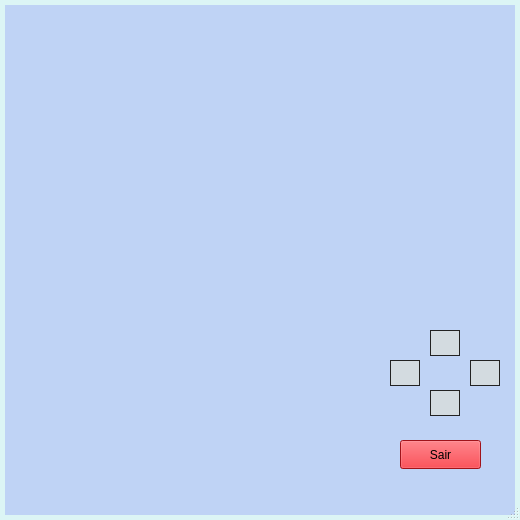
First picture: the form in mainwindow.ui, repository AlysonVI/ComputacaoGrafica, before the edit.
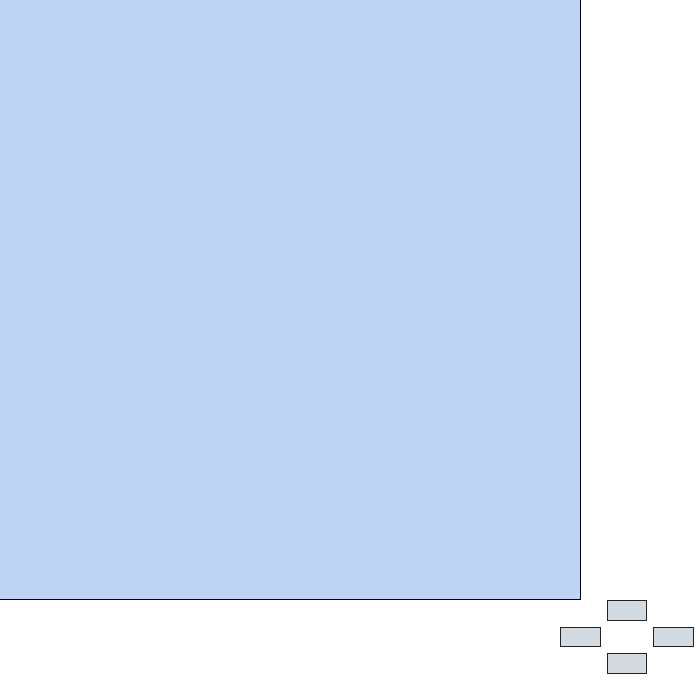
Second picture: the form after the edit.

The edit to the form file:
```diff
--- a/mainwindow.ui
+++ b/mainwindow.ui
@@ -6,8 +6,8 @@
    <rect>
     <x>0</x>
     <y>0</y>
-    <width>520</width>
-    <height>520</height>
+    <width>700</width>
+    <height>700</height>
    </rect>
   </property>
   <property name="windowTitle">
@@ -16,8 +16,9 @@
   <property name="styleSheet">
    <string notr="true">#MainWindow{
 	color:#000;
-	border:5px solid #DCF5F5;
 	background-color:#BFD3F5;
+	
+
 }
 
 
@@ -27,636 +28,26 @@
    <property name="styleSheet">
     <string notr="true"/>
    </property>
-   <widget class="QPushButton" name="exit">
+   <widget class="QWidget" name="gridLayoutWidget">
     <property name="geometry">
      <rect>
-      <x>400</x>
-      <y>440</y>
-      <width>81</width>
-      <height>29</height>
+      <x>560</x>
+      <y>600</y>
+      <width>134</width>
+      <height>74</height>
      </rect>
     </property>
-    <property name="sizePolicy">
-     <sizepolicy hsizetype="Expanding" vsizetype="Expanding">
-      <horstretch>0</horstretch>
-      <verstretch>0</verstretch>
-     </sizepolicy>
-    </property>
-    <property name="palette">
-     <palette>
-      <active>
-       <colorrole role="WindowText">
-        <brush brushstyle="SolidPattern">
-         <color alpha="255">
-          <red>0</red>
-          <green>0</green>
-          <blue>0</blue>
-         </color>
-        </brush>
-       </colorrole>
-       <colorrole role="Button">
-        <brush brushstyle="SolidPattern">
-         <color alpha="255">
-          <red>224</red>
-          <green>27</green>
-          <blue>36</blue>
-         </color>
-        </brush>
-       </colorrole>
-       <colorrole role="Light">
-        <brush brushstyle="SolidPattern">
-         <color alpha="255">
-          <red>255</red>
-          <green>112</green>
-          <blue>118</blue>
-         </color>
-        </brush>
-       </colorrole>
-       <colorrole role="Midlight">
-        <brush brushstyle="SolidPattern">
-         <color alpha="255">
-          <red>239</red>
-          <green>69</green>
-          <blue>77</blue>
-         </color>
-        </brush>
-       </colorrole>
-       <colorrole role="Dark">
-        <brush brushstyle="SolidPattern">
-         <color alpha="255">
-          <red>112</red>
-          <green>13</green>
-          <blue>18</blue>
-         </color>
-        </brush>
-       </colorrole>
-       <colorrole role="Mid">
-        <brush brushstyle="SolidPattern">
-         <color alpha="255">
-          <red>149</red>
-          <green>18</green>
-          <blue>24</blue>
-         </color>
-        </brush>
-       </colorrole>
-       <colorrole role="Text">
-        <brush brushstyle="SolidPattern">
-         <color alpha="255">
-          <red>0</red>
-          <green>0</green>
-          <blue>0</blue>
-         </color>
-        </brush>
-       </colorrole>
-       <colorrole role="BrightText">
-        <brush brushstyle="SolidPattern">
-         <color alpha="255">
-          <red>255</red>
-          <green>255</green>
-          <blue>255</blue>
-         </color>
-        </brush>
-       </colorrole>
-       <colorrole role="ButtonText">
-        <brush brushstyle="SolidPattern">
-         <color alpha="255">
-          <red>0</red>
-          <green>0</green>
-          <blue>0</blue>
-         </color>
-        </brush>
-       </colorrole>
-       <colorrole role="Base">
-        <brush brushstyle="SolidPattern">
-         <color alpha="255">
-          <red>255</red>
-          <green>255</green>
-          <blue>255</blue>
-         </color>
-        </brush>
-       </colorrole>
-       <colorrole role="Window">
-        <brush brushstyle="SolidPattern">
-         <color alpha="255">
-          <red>224</red>
-          <green>27</green>
-          <blue>36</blue>
-         </color>
-        </brush>
-       </colorrole>
-       <colorrole role="Shadow">
-        <brush brushstyle="SolidPattern">
-         <color alpha="255">
-          <red>0</red>
-          <green>0</green>
-          <blue>0</blue>
-         </color>
-        </brush>
-       </colorrole>
-       <colorrole role="Highlight">
-        <brush brushstyle="SolidPattern">
-         <color alpha="255">
-          <red>255</red>
-          <green>255</green>
-          <blue>255</blue>
-         </color>
-        </brush>
-       </colorrole>
-       <colorrole role="AlternateBase">
-        <brush brushstyle="SolidPattern">
-         <color alpha="255">
-          <red>239</red>
-          <green>141</green>
-          <blue>145</blue>
-         </color>
-        </brush>
-       </colorrole>
-       <colorrole role="ToolTipBase">
-        <brush brushstyle="SolidPattern">
-         <color alpha="255">
-          <red>255</red>
-          <green>255</green>
-          <blue>220</blue>
-         </color>
-        </brush>
-       </colorrole>
-       <colorrole role="ToolTipText">
-        <brush brushstyle="SolidPattern">
-         <color alpha="255">
-          <red>0</red>
-          <green>0</green>
-          <blue>0</blue>
-         </color>
-        </brush>
-       </colorrole>
-       <colorrole role="PlaceholderText">
-        <brush brushstyle="SolidPattern">
-         <color alpha="127">
-          <red>0</red>
-          <green>0</green>
-          <blue>0</blue>
-         </color>
-        </brush>
-       </colorrole>
-       <colorrole role="Accent">
-        <brush brushstyle="SolidPattern">
-         <color alpha="255">
-          <red>255</red>
-          <green>255</green>
-          <blue>255</blue>
-         </color>
-        </brush>
-       </colorrole>
-      </active>
-      <inactive>
-       <colorrole role="WindowText">
-        <brush brushstyle="SolidPattern">
-         <color alpha="255">
-          <red>0</red>
-          <green>0</green>
-          <blue>0</blue>
-         </color>
-        </brush>
-       </colorrole>
-       <colorrole role="Button">
-        <brush brushstyle="SolidPattern">
-         <color alpha="255">
-          <red>224</red>
-          <green>27</green>
-          <blue>36</blue>
-         </color>
-        </brush>
-       </colorrole>
-       <colorrole role="Light">
-        <brush brushstyle="SolidPattern">
-         <color alpha="255">
-          <red>255</red>
-          <green>112</green>
-          <blue>118</blue>
-         </color>
-        </brush>
-       </colorrole>
-       <colorrole role="Midlight">
-        <brush brushstyle="SolidPattern">
-         <color alpha="255">
-          <red>239</red>
-          <green>69</green>
-          <blue>77</blue>
-         </color>
-        </brush>
-       </colorrole>
-       <colorrole role="Dark">
-        <brush brushstyle="SolidPattern">
-         <color alpha="255">
-          <red>112</red>
-          <green>13</green>
-          <blue>18</blue>
-         </color>
-        </brush>
-       </colorrole>
-       <colorrole role="Mid">
-        <brush brushstyle="SolidPattern">
-         <color alpha="255">
-          <red>149</red>
-          <green>18</green>
-          <blue>24</blue>
-         </color>
-        </brush>
-       </colorrole>
-       <colorrole role="Text">
-        <brush brushstyle="SolidPattern">
-         <color alpha="255">
-          <red>0</red>
-          <green>0</green>
-          <blue>0</blue>
-         </color>
-        </brush>
-       </colorrole>
-       <colorrole role="BrightText">
-        <brush brushstyle="SolidPattern">
-         <color alpha="255">
-          <red>255</red>
-          <green>255</green>
-          <blue>255</blue>
-         </color>
-        </brush>
-       </colorrole>
-       <colorrole role="ButtonText">
-        <brush brushstyle="SolidPattern">
-         <color alpha="255">
-          <red>0</red>
-          <green>0</green>
-          <blue>0</blue>
-         </color>
-        </brush>
-       </colorrole>
-       <colorrole role="Base">
-        <brush brushstyle="SolidPattern">
-         <color alpha="255">
-          <red>255</red>
-          <green>255</green>
-          <blue>255</blue>
-         </color>
-        </brush>
-       </colorrole>
-       <colorrole role="Window">
-        <brush brushstyle="SolidPattern">
-         <color alpha="255">
-          <red>224</red>
-          <green>27</green>
-          <blue>36</blue>
-         </color>
-        </brush>
-       </colorrole>
-       <colorrole role="Shadow">
-        <brush brushstyle="SolidPattern">
-         <color alpha="255">
-          <red>0</red>
-          <green>0</green>
-          <blue>0</blue>
-         </color>
-        </brush>
-       </colorrole>
-       <colorrole role="Highlight">
-        <brush brushstyle="SolidPattern">
-         <color alpha="255">
-          <red>255</red>
-          <green>255</green>
-          <blue>255</blue>
-         </color>
-        </brush>
-       </colorrole>
-       <colorrole role="AlternateBase">
-        <brush brushstyle="SolidPattern">
-         <color alpha="255">
-          <red>239</red>
-          <green>141</green>
-          <blue>145</blue>
-         </color>
-        </brush>
-       </colorrole>
-       <colorrole role="ToolTipBase">
-        <brush brushstyle="SolidPattern">
-         <color alpha="255">
-          <red>255</red>
-          <green>255</green>
-          <blue>220</blue>
-         </color>
-        </brush>
-       </colorrole>
-       <colorrole role="ToolTipText">
-        <brush brushstyle="SolidPattern">
-         <color alpha="255">
-          <red>0</red>
-          <green>0</green>
-          <blue>0</blue>
-         </color>
-        </brush>
-       </colorrole>
-       <colorrole role="PlaceholderText">
-        <brush brushstyle="SolidPattern">
-         <color alpha="127">
-          <red>0</red>
-          <green>0</green>
-          <blue>0</blue>
-         </color>
-        </brush>
-       </colorrole>
-       <colorrole role="Accent">
-        <brush brushstyle="SolidPattern">
-         <color alpha="255">
-          <red>255</red>
-          <green>255</green>
-          <blue>255</blue>
-         </color>
-        </brush>
-       </colorrole>
-      </inactive>
-      <disabled>
-       <colorrole role="WindowText">
-        <brush brushstyle="SolidPattern">
-         <color alpha="255">
-          <red>112</red>
-          <green>13</green>
-          <blue>18</blue>
-         </color>
-        </brush>
-       </colorrole>
-       <colorrole role="Button">
-        <brush brushstyle="SolidPattern">
-         <color alpha="255">
-          <red>224</red>
-          <green>27</green>
-          <blue>36</blue>
-         </color>
-        </brush>
-       </colorrole>
-       <colorrole role="Light">
-        <brush brushstyle="SolidPattern">
-         <color alpha="255">
-          <red>255</red>
-          <green>112</green>
-          <blue>118</blue>
-         </color>
-        </brush>
-       </colorrole>
-       <colorrole role="Midlight">
-        <brush brushstyle="SolidPattern">
-         <color alpha="255">
-          <red>239</red>
-          <green>69</green>
-          <blue>77</blue>
-         </color>
-        </brush>
-       </colorrole>
-       <colorrole role="Dark">
-        <brush brushstyle="SolidPattern">
-         <color alpha="255">
-          <red>112</red>
-          <green>13</green>
-          <blue>18</blue>
-         </color>
-        </brush>
-       </colorrole>
-       <colorrole role="Mid">
-        <brush brushstyle="SolidPattern">
-         <color alpha="255">
-          <red>149</red>
-          <green>18</green>
-          <blue>24</blue>
-         </color>
-        </brush>
-       </colorrole>
-       <colorrole role="Text">
-        <brush brushstyle="SolidPattern">
-         <color alpha="255">
-          <red>112</red>
-          <green>13</green>
-          <blue>18</blue>
-         </color>
-        </brush>
-       </colorrole>
-       <colorrole role="BrightText">
-        <brush brushstyle="SolidPattern">
-         <color alpha="255">
-          <red>255</red>
-          <green>255</green>
-          <blue>255</blue>
-         </color>
-        </brush>
-       </colorrole>
-       <colorrole role="ButtonText">
-        <brush brushstyle="SolidPattern">
-         <color alpha="255">
-          <red>112</red>
-          <green>13</green>
-          <blue>18</blue>
-         </color>
-        </brush>
-       </colorrole>
-       <colorrole role="Base">
-        <brush brushstyle="SolidPattern">
-         <color alpha="255">
-          <red>224</red>
-          <green>27</green>
-          <blue>36</blue>
-         </color>
-        </brush>
-       </colorrole>
-       <colorrole role="Window">
-        <brush brushstyle="SolidPattern">
-         <color alpha="255">
-          <red>224</red>
-          <green>27</green>
-          <blue>36</blue>
-         </color>
-        </brush>
-       </colorrole>
-       <colorrole role="Shadow">
-        <brush brushstyle="SolidPattern">
-         <color alpha="255">
-          <red>0</red>
-          <green>0</green>
-          <blue>0</blue>
-         </color>
-        </brush>
-       </colorrole>
-       <colorrole role="Highlight">
-        <brush brushstyle="SolidPattern">
-         <color alpha="255">
-          <red>255</red>
-          <green>255</green>
-          <blue>255</blue>
-         </color>
-        </brush>
-       </colorrole>
-       <colorrole role="AlternateBase">
-        <brush brushstyle="SolidPattern">
-         <color alpha="255">
-          <red>224</red>
-          <green>27</green>
-          <blue>36</blue>
-         </color>
-        </brush>
-       </colorrole>
-       <colorrole role="ToolTipBase">
-        <brush brushstyle="SolidPattern">
-         <color alpha="255">
-          <red>255</red>
-          <green>255</green>
-          <blue>220</blue>
-         </color>
-        </brush>
-       </colorrole>
-       <colorrole role="ToolTipText">
-        <brush brushstyle="SolidPattern">
-         <color alpha="255">
-          <red>0</red>
-          <green>0</green>
-          <blue>0</blue>
-         </color>
-        </brush>
-       </colorrole>
-       <colorrole role="PlaceholderText">
-        <brush brushstyle="SolidPattern">
-         <color alpha="127">
-          <red>112</red>
-          <green>13</green>
-          <blue>18</blue>
-         </color>
-        </brush>
-       </colorrole>
-       <colorrole role="Accent">
-        <brush brushstyle="SolidPattern">
-         <color alpha="255">
-          <red>255</red>
-          <green>67</green>
-          <blue>76</blue>
-         </color>
-        </brush>
-       </colorrole>
-      </disabled>
-     </palette>
-    </property>
-    <property name="styleSheet">
-     <string notr="true">#up{
-	background-color:#D3DBE0;
-	border-radios: 10px;
-	border: 1px solid #222;
-}
-#eixt:hover{
-	background-color:#fff;
-}</string>
-    </property>
-    <property name="text">
-     <string>Sair</string>
-    </property>
-   </widget>
-   <widget class="QPushButton" name="right">
-    <property name="geometry">
-     <rect>
-      <x>470</x>
-      <y>360</y>
-      <width>30</width>
-      <height>26</height>
-     </rect>
-    </property>
-    <property name="sizePolicy">
-     <sizepolicy hsizetype="Expanding" vsizetype="Expanding">
-      <horstretch>0</horstretch>
-      <verstretch>0</verstretch>
-     </sizepolicy>
-    </property>
-    <property name="styleSheet">
-     <string notr="true">#right{
-	background-color:#D3DBE0;
-	border-radios: 10px;
-	border: 1px solid #222;
-
-}
-#right:hover{
-	background-color:#fff;
-}</string>
-    </property>
-    <property name="text">
-     <string/>
-    </property>
-   </widget>
-   <widget class="QPushButton" name="up">
-    <property name="geometry">
-     <rect>
-      <x>430</x>
-      <y>330</y>
-      <width>30</width>
-      <height>26</height>
-     </rect>
-    </property>
-    <property name="sizePolicy">
-     <sizepolicy hsizetype="Expanding" vsizetype="Expanding">
-      <horstretch>0</horstretch>
-      <verstretch>0</verstretch>
-     </sizepolicy>
-    </property>
-    <property name="styleSheet">
-     <string notr="true">#up{
-	background-color:#D3DBE0;
-	border-radios: 10px;
-	border: 1px solid #222;
-}
-#up:hover{
-	background-color:#fff;
-}</string>
-    </property>
-    <property name="text">
-     <string/>
-    </property>
-   </widget>
-   <widget class="QPushButton" name="down">
-    <property name="geometry">
-     <rect>
-      <x>430</x>
-      <y>390</y>
-      <width>30</width>
-      <height>26</height>
-     </rect>
-    </property>
-    <property name="sizePolicy">
-     <sizepolicy hsizetype="Ignored" vsizetype="Expanding">
-      <horstretch>0</horstretch>
-      <verstretch>0</verstretch>
-     </sizepolicy>
-    </property>
-    <property name="styleSheet">
-     <string notr="true">#down{
-	background-color:#D3DBE0;
-	border-radios: 10px;
-	border: 1px solid #222;
-}
-#down:hover{
-	background-color:#fff;
-}</string>
-    </property>
-    <property name="text">
-     <string/>
-    </property>
-   </widget>
-   <widget class="QPushButton" name="left">
-    <property name="geometry">
-     <rect>
-      <x>390</x>
-      <y>360</y>
-      <width>30</width>
-      <height>26</height>
-     </rect>
-    </property>
-    <property name="sizePolicy">
-     <sizepolicy hsizetype="Expanding" vsizetype="Expanding">
-      <horstretch>0</horstretch>
-      <verstretch>0</verstretch>
-     </sizepolicy>
-    </property>
-    <property name="styleSheet">
-     <string notr="true">#left{
+    <layout class="QGridLayout" name="gridLayout">
+     <item row="2" column="0">
+      <widget class="QPushButton" name="left">
+       <property name="sizePolicy">
+        <sizepolicy hsizetype="Expanding" vsizetype="Expanding">
+         <horstretch>0</horstretch>
+         <verstretch>0</verstretch>
+        </sizepolicy>
+       </property>
+       <property name="styleSheet">
+        <string notr="true">#left{
 	background-color:#D3DBE0;
 	border-radios: 10px;
 	border: 1px solid #222;
@@ -664,11 +55,142 @@
 #left:hover{
 	background-color:#fff;
 }</string>
+       </property>
+       <property name="text">
+        <string/>
+       </property>
+      </widget>
+     </item>
+     <item row="3" column="2">
+      <widget class="QPushButton" name="down">
+       <property name="sizePolicy">
+        <sizepolicy hsizetype="Ignored" vsizetype="Expanding">
+         <horstretch>0</horstretch>
+         <verstretch>0</verstretch>
+        </sizepolicy>
+       </property>
+       <property name="styleSheet">
+        <string notr="true">#down{
+	background-color:#D3DBE0;
+	border: 1px solid #222;
+}
+#down:hover{
+	background-color:#fff;
+}</string>
+       </property>
+       <property name="text">
+        <string/>
+       </property>
+      </widget>
+     </item>
+     <item row="0" column="2">
+      <widget class="QPushButton" name="up">
+       <property name="sizePolicy">
+        <sizepolicy hsizetype="Expanding" vsizetype="Expanding">
+         <horstretch>0</horstretch>
+         <verstretch>0</verstretch>
+        </sizepolicy>
+       </property>
+       <property name="styleSheet">
+        <string notr="true">#up{
+	background-color:#D3DBE0;
+	border-radios: 10px;
+	border: 1px solid #222;
+}
+#up:hover{
+	background-color:#fff;
+}</string>
+       </property>
+       <property name="text">
+        <string/>
+       </property>
+      </widget>
+     </item>
+     <item row="2" column="3">
+      <widget class="QPushButton" name="right">
+       <property name="sizePolicy">
+        <sizepolicy hsizetype="Expanding" vsizetype="Expanding">
+         <horstretch>0</horstretch>
+         <verstretch>0</verstretch>
+        </sizepolicy>
+       </property>
+       <property name="styleSheet">
+        <string notr="true">#right{
+	background-color:#D3DBE0;
+	border-radios: 10px;
+	border: 1px solid #222;
+
+}
+#right:hover{
+	background-color:#fff;
+}</string>
+       </property>
+       <property name="text">
+        <string/>
+       </property>
+      </widget>
+     </item>
+    </layout>
+   </widget>
+   <widget class="QTableView" name="FundoA">
+    <property name="geometry">
+     <rect>
+      <x>580</x>
+      <y>0</y>
+      <width>125</width>
+      <height>700</height>
+     </rect>
     </property>
-    <property name="text">
-     <string/>
+    <property name="styleSheet">
+     <string notr="true">#FundoA{
+	min-width: 10px;
+	background-color:#fff;
+   border: 1px solid black;
+   border-right: none;
+	border-top: none;
+	border-bottom: none;
+}</string>
     </property>
    </widget>
+   <widget class="QTableView" name="FundoB">
+    <property name="geometry">
+     <rect>
+      <x>0</x>
+      <y>599</y>
+      <width>700</width>
+      <height>101</height>
+     </rect>
+    </property>
+    <property name="styleSheet">
+     <string notr="true">#FundoB{
+	background-color:#fff;
+   border: 1px solid black;
+   border-right: none;
+	border-left: none;
+	border-bottom: none;
+}</string>
+    </property>
+   </widget>
+   <widget class="QTableView" name="FundoC">
+    <property name="geometry">
+     <rect>
+      <x>575</x>
+      <y>600</y>
+      <width>131</width>
+      <height>101</height>
+     </rect>
+    </property>
+    <property name="styleSheet">
+     <string notr="true">#FundoC{
+	background-color:#fff;
+   border: none;
+}</string>
+    </property>
+   </widget>
+   <zorder>FundoB</zorder>
+   <zorder>FundoA</zorder>
+   <zorder>FundoC</zorder>
+   <zorder>gridLayoutWidget</zorder>
   </widget>
   <widget class="QMenuBar" name="menubar">
    <property name="geometry">
@@ -680,7 +202,6 @@
     </rect>
    </property>
   </widget>
-  <widget class="QStatusBar" name="statusbar"/>
  </widget>
  <resources/>
  <connections>
```
Left out of the diff: 26 changed lines with no effect on the pictures.
